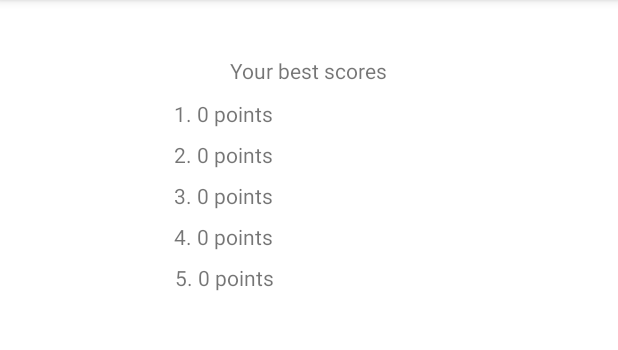
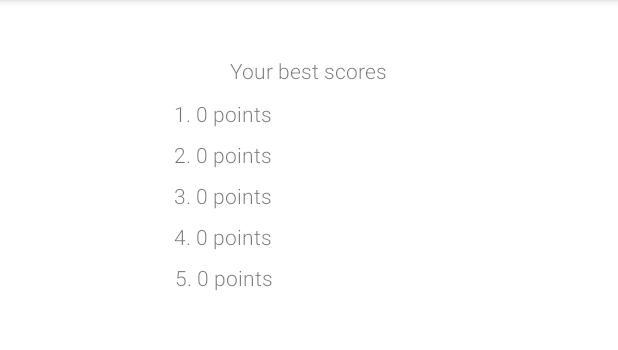
Before and after one commit to Dominte/AndroidTest, an Android app: the HighscoresActivity screen opened directly, with no data from a screen before it, on a phone screen of 412 x 824 dp, the part 84-434 px from its top. Run offline under Robolectric (Android 15) with nearby library versions, the light colour scheme and no system bars; libraries missing offline, so code that uses them is left out: com.facebook, com.facebook.share.

Commit message:
Final commit

```diff
--- a/WhiteTiles/app/src/main/java/com/example/whitetiles/MainActivity.java
+++ b/WhiteTiles/app/src/main/java/com/example/whitetiles/MainActivity.java
@@ -123,8 +123,8 @@ public class MainActivity extends AppCompatActivity {
                 });
 
         ShareLinkContent shareLinkContent = new ShareLinkContent.Builder()
-                .setQuote("Test Quote")
-                .setContentUrl(Uri.parse("www.google.ro"))
+                .setQuote("My favourite game!")
+                .setContentUrl(Uri.parse("www.whitetiles.ro"))
                 .setShareHashtag(new ShareHashtag.Builder()
                         .setHashtag("#WhiteTiles")
                         .build())
--- a/WhiteTiles/app/src/main/res/layout/activity_highscores.xml
+++ b/WhiteTiles/app/src/main/res/layout/activity_highscores.xml
@@ -7,6 +7,7 @@
     android:layout_height="match_parent">
 
     <TextView
+        android:fontFamily="sans-serif-light"
         android:id="@+id/highscore_title"
         android:layout_width="194dp"
         android:layout_height="22dp"
@@ -19,6 +20,7 @@
         app:layout_constraintTop_toTopOf="parent" />
 
     <TextView
+        android:fontFamily="sans-serif-light"
         android:id="@+id/firstHS"
         android:layout_width="180dp"
         android:layout_height="wrap_content"
@@ -30,6 +32,7 @@
         app:layout_constraintTop_toBottomOf="@+id/highscore_title" />
 
     <TextView
+        android:fontFamily="sans-serif-light"
         android:id="@+id/secondHS"
         android:layout_width="180dp"
         android:layout_height="wrap_content"
@@ -41,6 +44,7 @@
         app:layout_constraintTop_toBottomOf="@+id/firstHS" />
 
     <TextView
+        android:fontFamily="sans-serif-light"
         android:id="@+id/thirdHS"
         android:layout_width="180dp"
         android:layout_height="wrap_content"
@@ -52,6 +56,7 @@
         app:layout_constraintTop_toBottomOf="@+id/secondHS" />
 
     <TextView
+        android:fontFamily="sans-serif-light"
         android:id="@+id/fourthHS"
         android:layout_width="180dp"
         android:layout_height="wrap_content"
@@ -63,6 +68,7 @@
         app:layout_constraintTop_toBottomOf="@+id/thirdHS" />
 
     <TextView
+        android:fontFamily="sans-serif-light"
         android:id="@+id/fifthHS"
         android:layout_width="179dp"
         android:layout_height="wrap_content"
```
